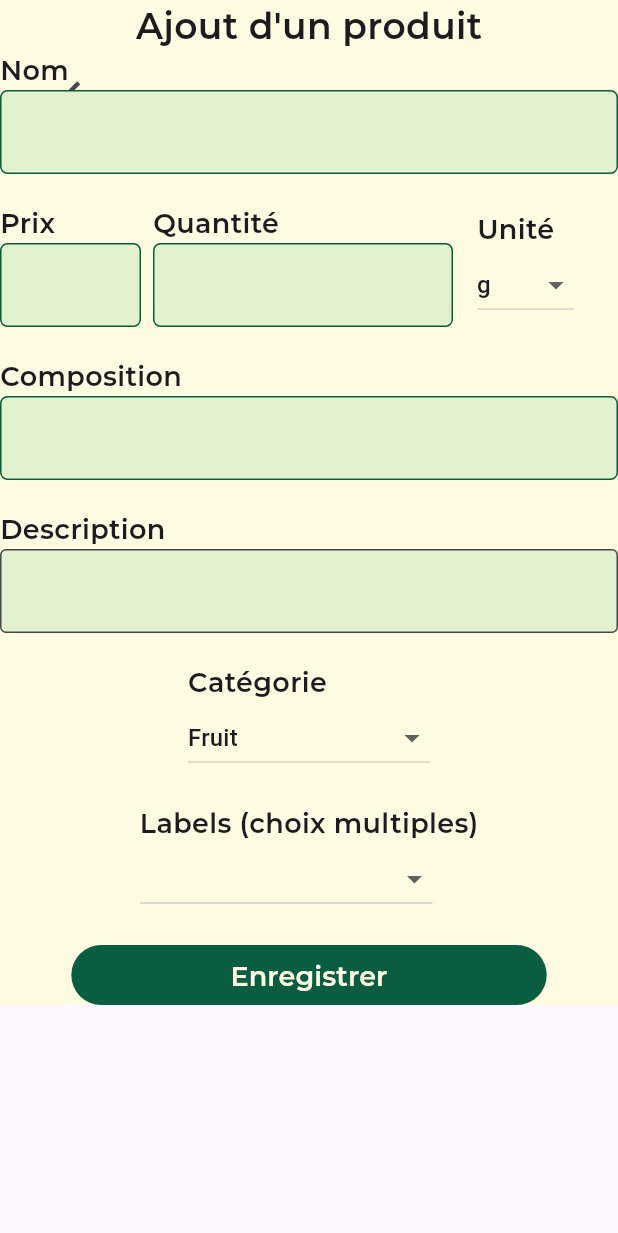
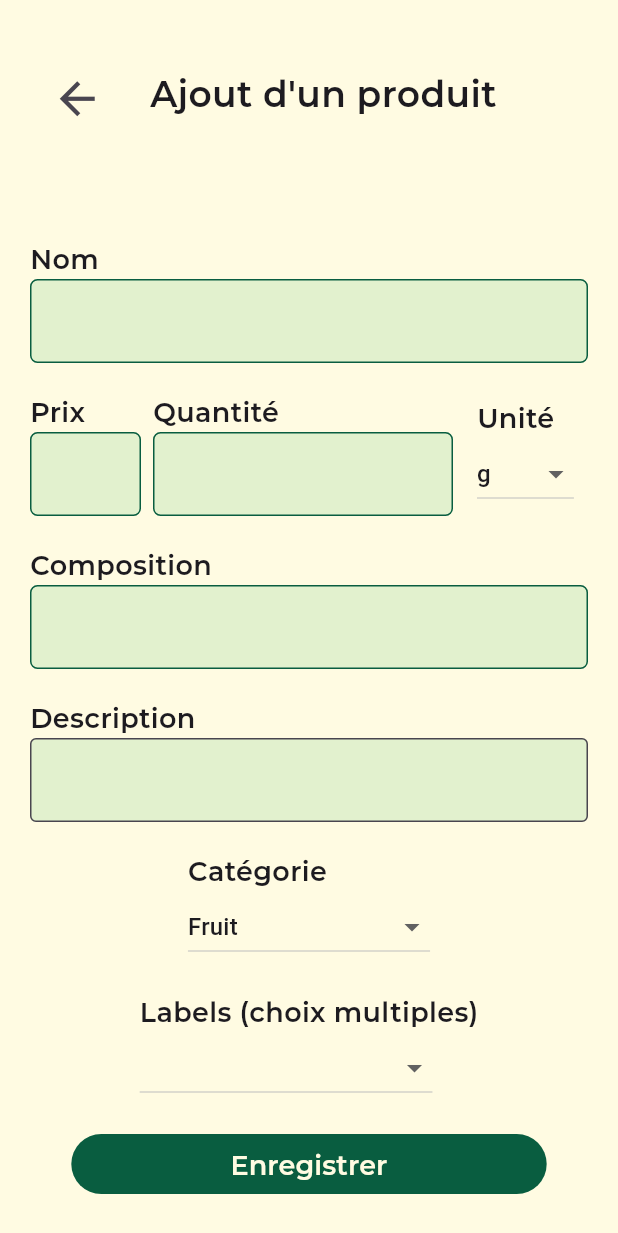
Before and after one commit to Local-Toi/LocalEtToi, a Flutter app: the AddProduct screen opened directly, on a phone screen of 412 x 824 dp. Shown: the top 1233 px of the screen. Run offline on Flutter 3.47's test engine with Material 3 defaults, Android fonts, the phone set to English and light mode, and no system bars; our stand-ins replace bloc, carousel_slider, cloud_firestore, dio, email_validator, equatable and 7 more; missing offline and left inert: flutter_osm_plugin, sliding_up_panel2; accounts and stored records are empty; network calls fail.

Commit message:
Fix (Screens) : Fixing front of addProduct.dart
Fixing front of addProduct.dart

```diff
--- a/lib/screens/profile/pointOfSale/addProduct.dart
+++ b/lib/screens/profile/pointOfSale/addProduct.dart
@@ -108,19 +108,13 @@ class _AddProductState extends State<AddProduct> {
             child: Stack(
                 children: [
                   const arrow_back.ArrowBack(),
-                  Container(
-                    child: SingleChildScrollView(
-                      child: Column(
-                        children: [
-                          // Titre
-                          Container(
-                            margin: const EdgeInsets.only(top: 0.0),
-                            alignment: const FractionalOffset(0.5, 0.5),
-                            child: const Text(
-                              "Ajout d'un produit",
-                              style: constants.titre,
-                            ),
-                          ),
+                  const Padding(
+                    padding: EdgeInsets.only(top: 45.0, left: 100.0, right: 20.0),
+                    child: Text(
+                      "Ajout d'un produit",
+                      style: constants.titre,
+                    ),
+                  ),
 
                           // Image picker
                           /*GestureDetector(
@@ -155,7 +149,9 @@ class _AddProductState extends State<AddProduct> {
                               ),
                             ),
                           ),*/
-
+                    Padding(
+                      padding: const EdgeInsets.only(top: 160.0, left: 20.0, right: 20.0),
+                      child:
                           // Formulaire
                           Builder(builder: (context) =>
                               Form(
@@ -433,14 +429,11 @@ class _AddProductState extends State<AddProduct> {
                                 ),
                               ),
                           ),
+                          )
                         ],
                       ),
                     ),
-                  ),
-                ]
-            )
-        )
-    );
+                  );
   }
 }
 
```
